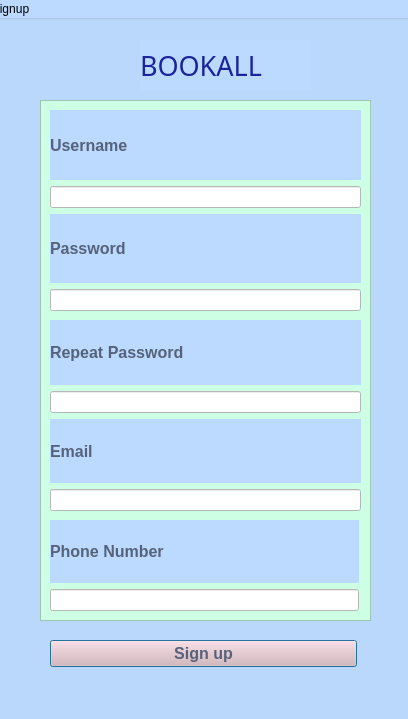
Old version of the form Register.ui in the repository Xristos9/SoftEng.
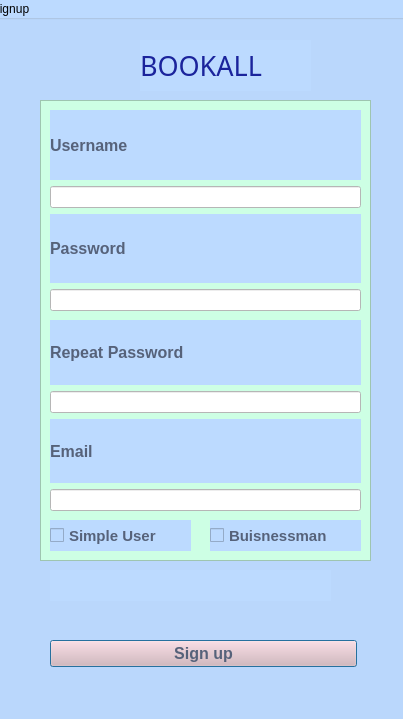
New version of the form.

Diff of the .ui file:
```diff
--- a/Register.ui
+++ b/Register.ui
@@ -6,7 +6,7 @@
    <rect>
     <x>0</x>
     <y>0</y>
-    <width>408</width>
+    <width>403</width>
     <height>719</height>
    </rect>
   </property>
@@ -61,7 +61,7 @@
       <x>50</x>
       <y>100</y>
       <width>331</width>
-      <height>521</height>
+      <height>461</height>
      </rect>
     </property>
     <property name="styleSheet">
@@ -139,44 +139,7 @@
       </item>
      </layout>
     </widget>
-    <widget class="QWidget" name="layoutWidget_2">
-     <property name="geometry">
-      <rect>
-       <x>10</x>
-       <y>420</y>
-       <width>309</width>
-       <height>91</height>
-      </rect>
-     </property>
-     <layout class="QVBoxLayout" name="verticalLayout_3">
-      <item>
-       <widget class="QLabel" name="label_phoneNumber">
-        <property name="font">
-         <font>
-          <pointsize>12</pointsize>
-          <weight>75</weight>
-          <bold>true</bold>
-         </font>
-        </property>
-        <property name="styleSheet">
-         <string notr="true">color: rgb(86, 98, 122);
-background-color: rgb(188, 218, 255);</string>
-        </property>
-        <property name="text">
-         <string>Phone Number</string>
-        </property>
-       </widget>
-      </item>
-      <item>
-       <widget class="QLineEdit" name="phoneNumber">
-        <property name="styleSheet">
-         <string notr="true">background-color: rgb(255, 255, 255);</string>
-        </property>
-       </widget>
-      </item>
-     </layout>
-    </widget>
-    <widget class="QWidget" name="">
+    <widget class="QWidget" name="layoutWidget">
      <property name="geometry">
       <rect>
        <x>10</x>
@@ -242,6 +205,54 @@
       </item>
      </layout>
     </widget>
+    <widget class="QCheckBox" name="checkBox">
+     <property name="geometry">
+      <rect>
+       <x>10</x>
+       <y>420</y>
+       <width>141</width>
+       <height>31</height>
+      </rect>
+     </property>
+     <property name="font">
+      <font>
+       <pointsize>11</pointsize>
+       <weight>75</weight>
+       <bold>true</bold>
+      </font>
+     </property>
+     <property name="styleSheet">
+      <string notr="true">color: rgb(86, 98, 122);
+background-color: rgb(188, 218, 255);</string>
+     </property>
+     <property name="text">
+      <string>Simple User</string>
+     </property>
+    </widget>
+    <widget class="QCheckBox" name="checkBox2">
+     <property name="geometry">
+      <rect>
+       <x>170</x>
+       <y>420</y>
+       <width>151</width>
+       <height>31</height>
+      </rect>
+     </property>
+     <property name="font">
+      <font>
+       <pointsize>11</pointsize>
+       <weight>75</weight>
+       <bold>true</bold>
+      </font>
+     </property>
+     <property name="styleSheet">
+      <string notr="true">color: rgb(86, 98, 122);
+background-color: rgb(188, 218, 255);</string>
+     </property>
+     <property name="text">
+      <string>Buisnessman</string>
+     </property>
+    </widget>
    </widget>
    <widget class="QPushButton" name="signupbutton">
     <property name="geometry">
@@ -267,6 +278,27 @@
      <string>Sign up</string>
     </property>
    </widget>
+   <widget class="QLabel" name="diffpasswords">
+    <property name="geometry">
+     <rect>
+      <x>60</x>
+      <y>570</y>
+      <width>281</width>
+      <height>31</height>
+     </rect>
+    </property>
+    <property name="font">
+     <font>
+      <pointsize>9</pointsize>
+     </font>
+    </property>
+    <property name="styleSheet">
+     <string notr="true">color: rgb(150, 0, 0);</string>
+    </property>
+    <property name="text">
+     <string/>
+    </property>
+   </widget>
    <zorder>frame</zorder>
    <zorder>BOOKALL_2</zorder>
    <zorder>signupbutton</zorder>
```
Left out of the diff: 1 changed line with no effect on the pictures.
